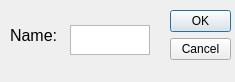
The window that source/StaffNameInput.ui (GuardSkill/FaceRecognizationSystem) describes before a commit, drawn with Qt 5.
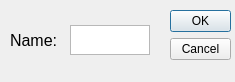
The same window after the commit.

Commit message:
Repair 03 UI&Display names correctly
Optimize Some UI and repair the functions of adding new staff and display names in camera

The edit to the form file:
```diff
--- a/source/StaffNameInput.ui
+++ b/source/StaffNameInput.ui
@@ -43,7 +43,7 @@
    <property name="geometry">
     <rect>
      <x>10</x>
-     <y>20</y>
+     <y>25</y>
      <width>50</width>
      <height>30</height>
     </rect>
```
The commit also changes 4 other files.
